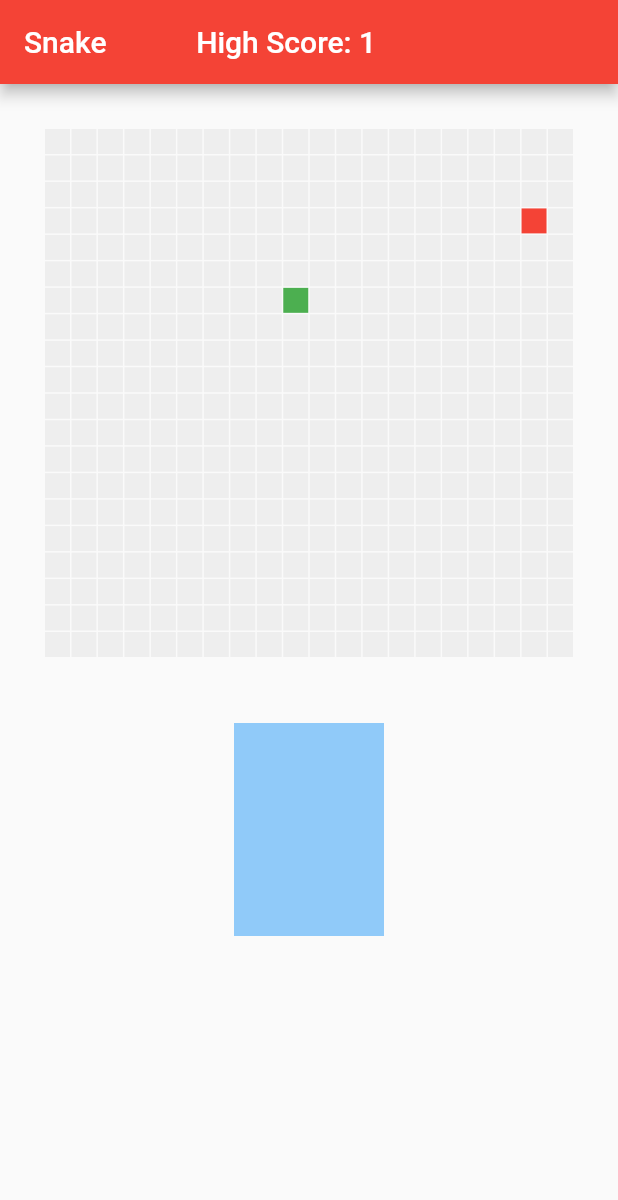
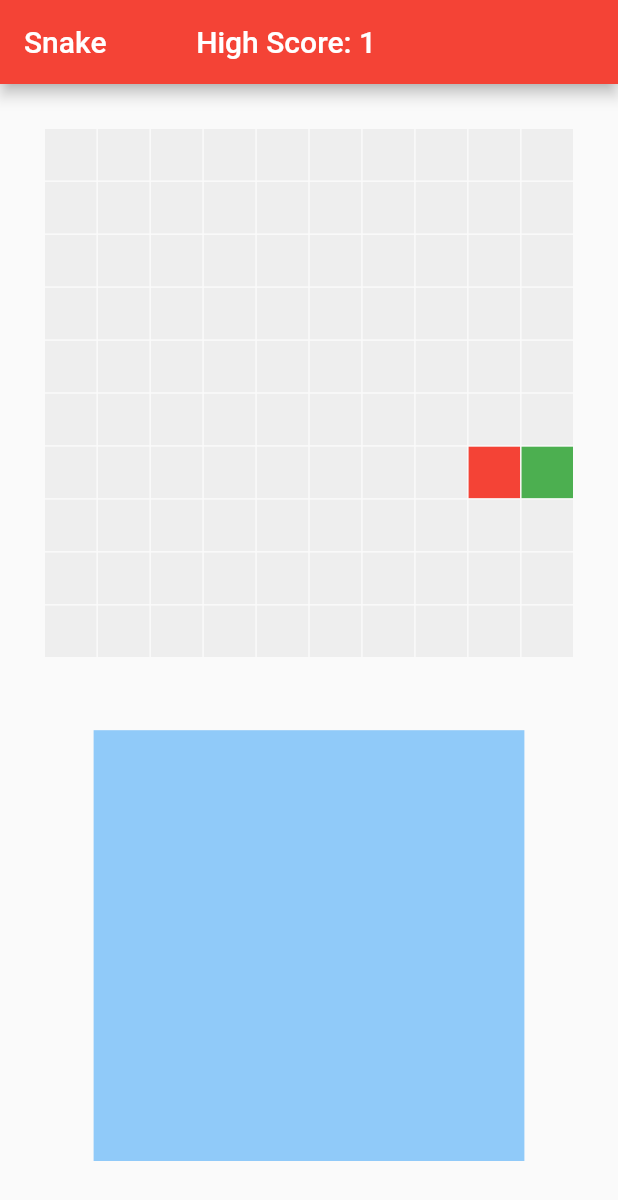
Before and after one commit to dnobs/snake, a Flutter app: the screen it shows after launch, after a tap on "Play Again!", on a phone screen of 412 x 824 dp. Shown: the top 1200 px of the screen. Run offline on Flutter 3.47's test engine with Material 2 defaults, Android fonts, the phone set to English and light mode, and no system bars.

```diff
--- a/lib/home_page.dart
+++ b/lib/home_page.dart
@@ -2,6 +2,7 @@ import 'package:flutter/material.dart';
 import 'package:snake/snake_game_objects.dart';
 import 'dart:math';
 import 'dart:async';
+import 'dart:core';
 
 class HomePage extends StatefulWidget{
   @override
@@ -22,10 +23,9 @@ class _HomePageState extends State<HomePage> {
   void initState(){
     // initalize variables
     random = Random();
-    gameGridSize = 20;
+    gameGridSize = 10;
     buttons = [1, 3, 5, 7];
     super.initState();
-    speed = Duration(milliseconds: 500);
 
     // start game & put food out there!
     newGame();
@@ -67,37 +67,30 @@ class _HomePageState extends State<HomePage> {
 
           // Controls Area
           Expanded(
-            child: GestureDetector(
-              child: Draggable(
-                child: SizedBox(
+            child: Center(
+              child: AspectRatio(
+                child: Draggable(
                   child: Container(
                     color: Colors.blue[200],
                   ),
-                  height: 100,
-                  width: 100,
-                ),
-                feedback: SizedBox(
-                  child: Container(
+                  feedback: Container(
                     color: Colors.black,
                   ),
-                  height: 100,
-                  width: 100,
+                  onDragEnd: (details){
+                    updateDirection(details);
+                    },
                 ),
-                onDragEnd: (details){
-                  updateDirection(details);
-                  },
+                aspectRatio: 1.0,
               ),
             ),
+            flex: 2,
           ),
 
-          // Padding on bottom of screen
           SizedBox(
-            height: 200,
-            width: 200,
+            height: 50,
           )
 
         ],
-        mainAxisSize: MainAxisSize.max,
       )
     );
   }
@@ -110,7 +103,21 @@ class _HomePageState extends State<HomePage> {
 
   // button controls
   void updateDirection(DraggableDetails dragDetails){
-    print(dragDetails.velocity.toString());
+    List<double> velocity = [
+      dragDetails.velocity.pixelsPerSecond.dx,
+      dragDetails.velocity.pixelsPerSecond.dy
+    ];
+
+    if(velocity[0] == 0 && velocity[1] == 0)
+      // no drag, do nothing
+      return;
+    if (velocity[0].abs() > velocity[1].abs()){
+      if(velocity[0] > 0) snake.changeDirection('right');
+      else                snake.changeDirection('left');
+    } else {
+      if(velocity[1] > 0) snake.changeDirection('down');
+      else                snake.changeDirection('up');
+    }
   }
 
   Food placeFood(){
@@ -224,7 +231,7 @@ class _HomePageState extends State<HomePage> {
       );
     } while (!onBoard(snake.nextLoc()));
 
-    speed = Duration(milliseconds: 1000);
+    speed = Duration(milliseconds: 300);
     snakeMover = Timer.periodic(speed, (Timer t) => moveSnake());
   }
 
--- a/lib/snake_game_objects.dart
+++ b/lib/snake_game_objects.dart
@@ -1,5 +1,3 @@
-import 'package:flutter/material.dart';
-
 
 class Food {
   List<int> xyCords;
@@ -41,6 +39,10 @@ class SnakeBody {
 
     // if no direction is valid, return no direction
     return [0, 0];
+  }
+
+  String get dirStr {
+    return dir;
   }
 
   SnakeBody(
```
